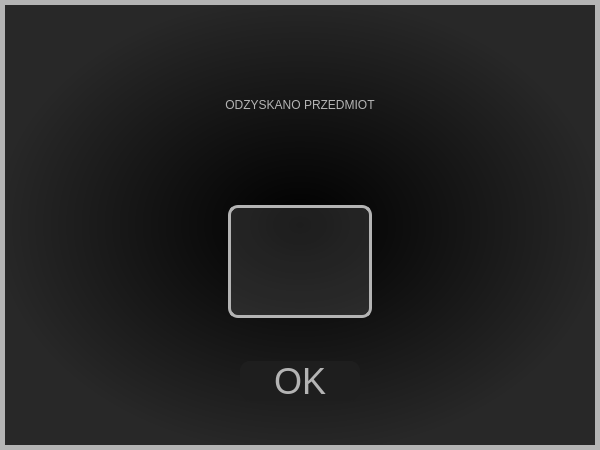
Old version of the form recovereditemdialog.ui in the repository AdrianSuliga/BadTravelling.
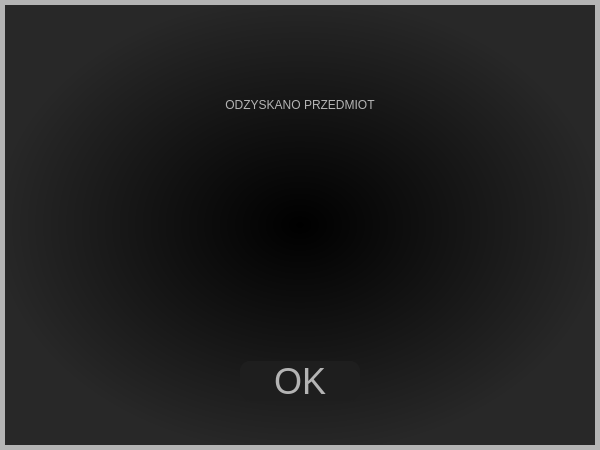
New version of the form.

Patch:
```diff
--- a/recovereditemdialog.ui
+++ b/recovereditemdialog.ui
@@ -53,11 +53,7 @@
      <item>
       <widget class="QLabel" name="label_2">
        <property name="styleSheet">
-        <string notr="true">background-color: rgba(150,150,150,50);
-border-radius: 10px;
-border-style: solid;
-border-color: rgb(180,180,180);
-border-width: 3px;</string>
+        <string notr="true"/>
        </property>
        <property name="text">
         <string/>
```
